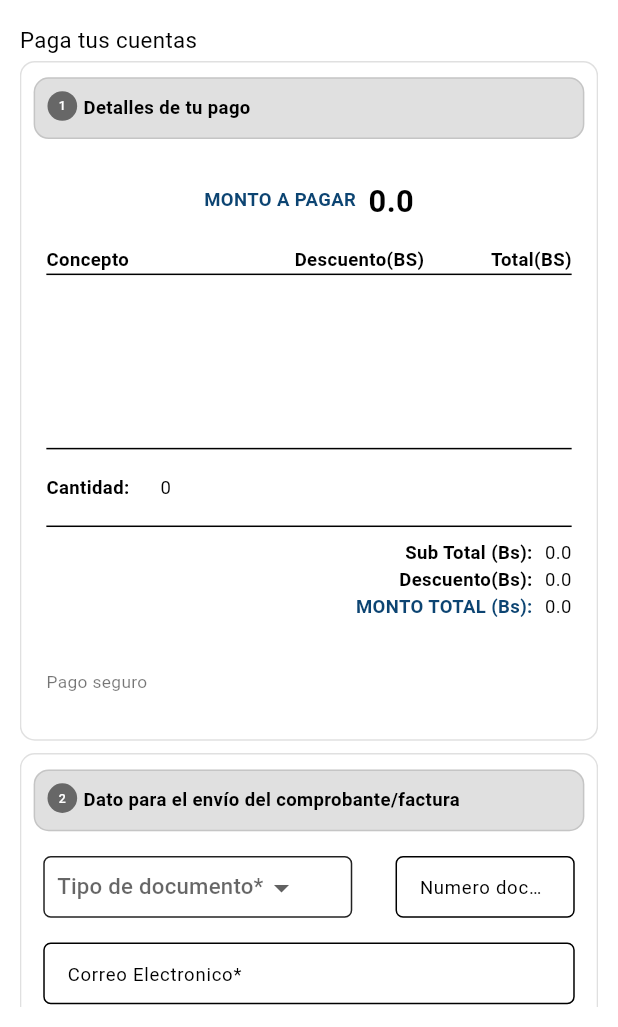
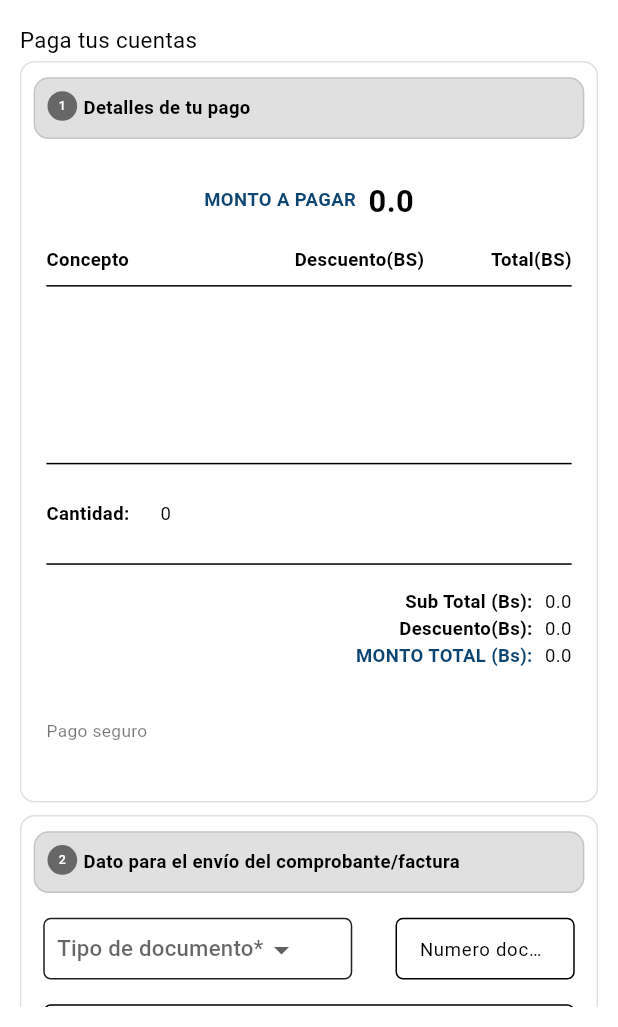
Before and after one commit to Reyshel07/PAGOS_EN_LINEA_EMI, a Flutter app: the PagoCuentasScreen screen opened by its route, on a phone screen of 412 x 824 dp, the part 209-1236 px from its top. Run offline on Flutter 3.47's test engine with Material 3 defaults, Android fonts, the phone set to English and light mode, and no system bars; our stand-ins replace cloud_firestore, dio, firebase_core, go_router, shared_preferences; accounts and stored records are empty.

Commit message:
commit25

```diff
--- a/lib/main.dart
+++ b/lib/main.dart
@@ -15,7 +15,7 @@ void main()async {
     MultiProvider(
       providers: [
         ChangeNotifierProvider(create: (context)=> ThemeProvider(),),
-        ChangeNotifierProvider(create: (context)=> BucarEstudianteProvider(),),
+        ChangeNotifierProvider(create: (context)=> BuscarEstudianteProvider(),),
         ChangeNotifierProvider(create: (context)=> AuthProvider(),),
       ],
       child: const MyApp(),
--- a/lib/presentation/providers/Pago_provider.dart
+++ b/lib/presentation/providers/Pago_provider.dart
@@ -24,7 +24,7 @@ class PagoService {
 
 
 
-    final buscarEstudianteProvider = Provider.of<BucarEstudianteProvider>(context, listen: false);
+    final buscarEstudianteProvider = Provider.of<BuscarEstudianteProvider>(context, listen: false);
     final authProvider = Provider.of<AuthProvider>(context, listen: false);
     valNit = buscarEstudianteProvider.nit;
     valCodUni = buscarEstudianteProvider.codUni;
--- a/lib/presentation/providers/buscar_estudiante_provider.dart
+++ b/lib/presentation/providers/buscar_estudiante_provider.dart
@@ -7,7 +7,7 @@ import 'package:pagos_en_linea_emi/presentation/screens/options_screen/options_s
 import 'package:provider/provider.dart';
 import 'package:shared_preferences/shared_preferences.dart';
 
-class BucarEstudianteProvider extends ChangeNotifier {
+class BuscarEstudianteProvider extends ChangeNotifier {
   final dio = Dio();
   String baseURL = 'https://test1.emi.edu.bo';
 
@@ -33,7 +33,7 @@ class BucarEstudianteProvider extends ChangeNotifier {
     prefs.setString('idUser', idUser);
 
     String token = prefs.getString('token') ?? '';
-    final buscarEstudianteProvider = Provider.of<BucarEstudianteProvider>(context, listen: false);
+    final buscarEstudianteProvider = Provider.of<BuscarEstudianteProvider>(context, listen: false);
     final authProvider = Provider.of<AuthProvider>(context, listen: false);
 
     final data = {
@@ -69,7 +69,7 @@ class BucarEstudianteProvider extends ChangeNotifier {
     SharedPreferences prefs = await SharedPreferences.getInstance();
     String idUser = prefs.getString('idUser') ?? '';
     String token = prefs.getString('token') ?? '';
-    final buscarEstudianteProvider = Provider.of<BucarEstudianteProvider>(context, listen: false);
+    final buscarEstudianteProvider = Provider.of<BuscarEstudianteProvider>(context, listen: false);
     final authProvider = Provider.of<AuthProvider>(context, listen: false);
     final data = {
       "cliente": idUser,
@@ -123,7 +123,7 @@ class BucarEstudianteProvider extends ChangeNotifier {
 
   void onCheckboxChanged(bool? value, String codigoPago, BuildContext context) {
     final item = getItemPorCodigoPAgo(codigoPago);
-    final buscarEstudianteProvider = Provider.of<BucarEstudianteProvider>(context, listen: false);
+    final buscarEstudianteProvider = Provider.of<BuscarEstudianteProvider>(context, listen: false);
     final authProvider = Provider.of<AuthProvider>(context, listen: false);
 
     if (item != null) {
--- a/lib/presentation/screens/login/login_screen.dart
+++ b/lib/presentation/screens/login/login_screen.dart
@@ -16,7 +16,7 @@ class LoginScreen extends StatelessWidget {
 
   @override
   Widget build(BuildContext context) {
-    final loginProvider = Provider.of<BucarEstudianteProvider>(context);
+    final loginProvider = Provider.of<BuscarEstudianteProvider>(context);
     final authProvider = Provider.of<AuthProvider>(context);
     final screenSize = MediaQuery.of(context).size;
     final double topPadding = screenSize.height * 0.2;
--- a/lib/presentation/screens/payment_method_screen/pago_de_cuentas_screen.dart
+++ b/lib/presentation/screens/payment_method_screen/pago_de_cuentas_screen.dart
@@ -37,7 +37,7 @@ class PagoCuentasScreen extends StatelessWidget {
 
   @override
   Widget build(BuildContext context) {
-    final buscarEstudianteProvider =Provider.of<BucarEstudianteProvider>(context);
+    final buscarEstudianteProvider =Provider.of<BuscarEstudianteProvider>(context);
     final screenSize = MediaQuery.of(context).size;
     final double topPadding = screenSize.height * 0.2;
     final double imgSize = screenSize.width * 0.5;
@@ -97,7 +97,8 @@ class PagoCuentasScreen extends StatelessWidget {
                     smallSpacing: smallSpacing, letterSize: letterSize,
                     broadSpacing: broadSpacing,totalMonto: totalMonto,
                     totalDescuento: totalDescuento ,
-                    monto: monto, selectedItems: selectedItems ,),
+                    monto: monto, selectedItems: selectedItems
+                  ),
                   DatosEnvio(
                     topPadding: topPadding,
                     screenSize: screenSize,
@@ -107,15 +108,15 @@ class PagoCuentasScreen extends StatelessWidget {
                     formKey: _formKey, valueCi: buscarEstudianteProvider.ci,
                     valueRazonSocial: buscarEstudianteProvider.ciNit,
                     valueCorreo: buscarEstudianteProvider.correo,
-                    ),
+                  ),
                   FormaPago(
                     topPadding: topPadding, screenSize: screenSize,
                     smallSpacing: smallSpacing, broadSpacing: broadSpacing,
                     letterSize: letterSize, imgSize: imgSize, image: image,
                     formKey: _formKey, buscarEstudianteProvider: buscarEstudianteProvider,
-                    ),
+                  ),
                 ],
-          )
+              )
             ),
           ],
         ),
--- a/lib/presentation/screens/payment_method_screen/widgets_pago/datos_envio.dart
+++ b/lib/presentation/screens/payment_method_screen/widgets_pago/datos_envio.dart
@@ -35,7 +35,7 @@ class _DatosEnvioState extends State<DatosEnvio> {
 
   @override
   Widget build(BuildContext context) {
-    final buscarEstudianteProvider =Provider.of<BucarEstudianteProvider>(context);
+    final buscarEstudianteProvider =Provider.of<BuscarEstudianteProvider>(context);
     final screenSize = MediaQuery.of(context).size;
     final double smallSpacing = screenSize.height * 0.02;
     final List<String> option = [
--- a/lib/presentation/screens/payment_method_screen/widgets_pago/detalles_pago.dart
+++ b/lib/presentation/screens/payment_method_screen/widgets_pago/detalles_pago.dart
@@ -31,7 +31,7 @@ class DetallesPago extends StatelessWidget {
       padding: EdgeInsets.only(top: topPadding * 0.02),
       child: Container(
         width: screenSize.width * 0.95,
-        height: screenSize.height * 0.55,
+        height: screenSize.height * 0.6,
         decoration:   BoxDecoration(
           border: Border.all(color: Colors.black12),
           borderRadius: const BorderRadius.all(Radius.circular(10))
@@ -134,16 +134,15 @@ class DetallesPago extends StatelessWidget {
             ),
             SizedBox(
               width: screenSize.width *0.85,
-              child:  Divider(height: smallSpacing *0.05)
+              child: const Divider()
             ),
-            SizedBox(height: smallSpacing),
+            SizedBox(height: smallSpacing * 0.01),
             Column(
               mainAxisSize: MainAxisSize.max,
               children: [
                 SizedBox(
-                  height: smallSpacing * 5,
+                  height: smallSpacing * 6.2,
                   width: screenSize.width *0.85,
-                  child: Expanded(
                   child: ListView.builder(
                     padding:  EdgeInsets.symmetric( vertical: screenSize.width * 0.005),
                     itemCount: selectedItems.length,
@@ -153,14 +152,23 @@ class DetallesPago extends StatelessWidget {
                         mainAxisAlignment: MainAxisAlignment.spaceBetween,
                         children: [
                           SizedBox(
+                            width: screenSize.width * 0.55,
+                            child: Row(mainAxisAlignment: MainAxisAlignment.spaceBetween,
+                              children: [
+                                SizedBox(
                                   width: screenSize.width * 0.4,
                                   child: Text("- ${item.item}",
                                     style:  TextStyle(
-                                  fontSize: letterSize * 0.015
+                                      fontSize: letterSize * 0.015,
                                     ),
+
                                   )
                                 ),
                                 Text("- ${item.descuento}", style:  TextStyle(fontSize: letterSize * 0.015),),
+                              ],
+                            ),
+                          ),
+
                           SizedBox(
                             width: screenSize.width *0.05,
                           ),
@@ -169,14 +177,13 @@ class DetallesPago extends StatelessWidget {
                       );
                     },
                   ),
-                  ),
                 )
               ],
             ),
-            SizedBox(height: smallSpacing,),
+            SizedBox(height: smallSpacing *0.01),
             SizedBox(
               width: screenSize.width *0.85,
-              child: Divider(height: smallSpacing * 0.05)
+              child: const Divider(),
             ),
             SizedBox(height: smallSpacing,),
             SizedBox(
@@ -205,7 +212,7 @@ class DetallesPago extends StatelessWidget {
             SizedBox(height: smallSpacing),
             SizedBox(
             width: screenSize.width *0.85,
-            child:  Divider(height: smallSpacing * 0.05)
+            child: const Divider()
             ),
             SizedBox(height: smallSpacing * 0.5),
             SizedBox(
--- a/lib/presentation/screens/payment_method_screen/widgets_pago/forma_pago.dart
+++ b/lib/presentation/screens/payment_method_screen/widgets_pago/forma_pago.dart
@@ -18,7 +18,7 @@ class FormaPago extends StatelessWidget {
     required this.letterSize,
     required this.imgSize,
     required this.image,
-    required BucarEstudianteProvider buscarEstudianteProvider,
+    required BuscarEstudianteProvider buscarEstudianteProvider,
   }): _formKey = formKey;
 
   final GlobalKey<FormState> _formKey;
--- a/lib/presentation/screens/select_detail_screen/seleccionar_detalle_a_pagar.dart
+++ b/lib/presentation/screens/select_detail_screen/seleccionar_detalle_a_pagar.dart
@@ -25,7 +25,7 @@ class _SeleccionarDetalleScreenState extends State<SeleccionarDetalleScreen> {
   void initState(){
     WidgetsBinding.instance.addPostFrameCallback((_)async{
       SharedPreferences prefs = await SharedPreferences.getInstance();
-      final bucarEstudianteProvider = Provider.of<BucarEstudianteProvider>(context, listen: false);
+      final bucarEstudianteProvider = Provider.of<BuscarEstudianteProvider>(context, listen: false);
 
        bucarEstudianteProvider.listData(context);
        Future.delayed(const Duration(minutes: 10),(){
@@ -39,7 +39,7 @@ class _SeleccionarDetalleScreenState extends State<SeleccionarDetalleScreen> {
   @override
   Widget build(BuildContext context) {
     final themeProvider = Provider.of<ThemeProvider>(context);
-    final buscarEstudianteProvider =Provider.of<BucarEstudianteProvider>(context);
+    final buscarEstudianteProvider =Provider.of<BuscarEstudianteProvider>(context);
     final screenSize = MediaQuery.of(context).size;
     final double topPadding = screenSize.height * 0.2;
     final double smallSpacing = screenSize.height * 0.02;
@@ -120,7 +120,7 @@ class _SeleccionarDetalleScreenState extends State<SeleccionarDetalleScreen> {
                     ),
                   ),
                   const Spacer(),
-                  Consumer<BucarEstudianteProvider>(
+                  Consumer<BuscarEstudianteProvider>(
                     builder: (context, provider, child) {
                       return ElevatedButton(
                         onPressed: provider.hasSelectedItems
```
Lines whose indentation alone changed are shown as unchanged.
